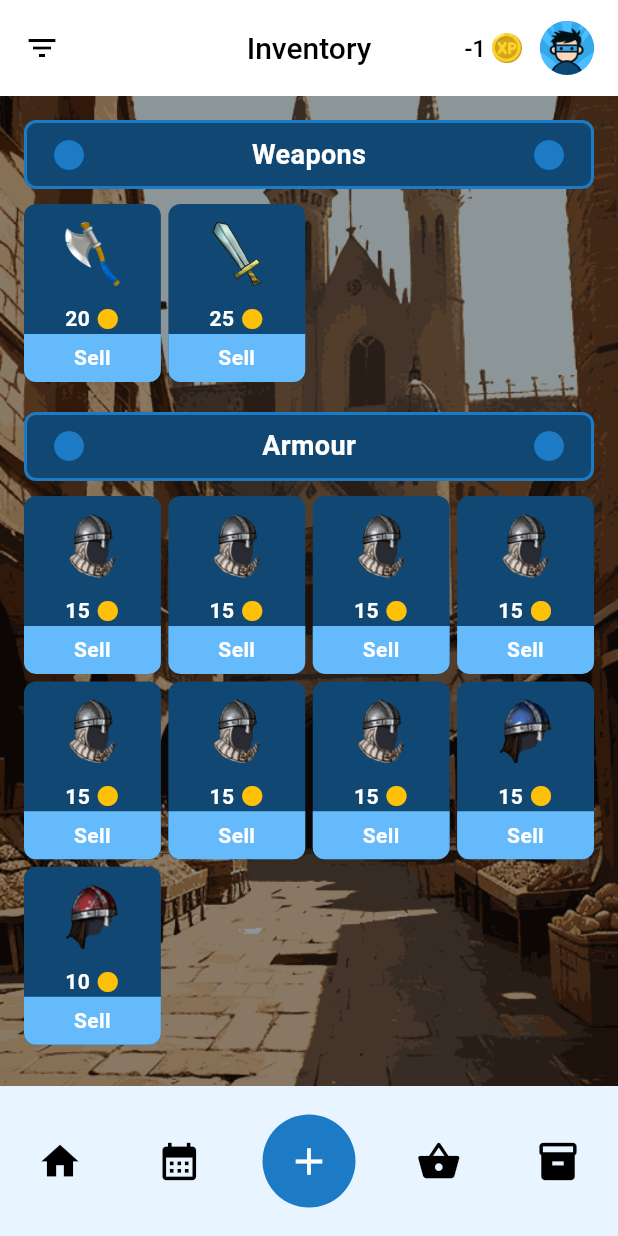
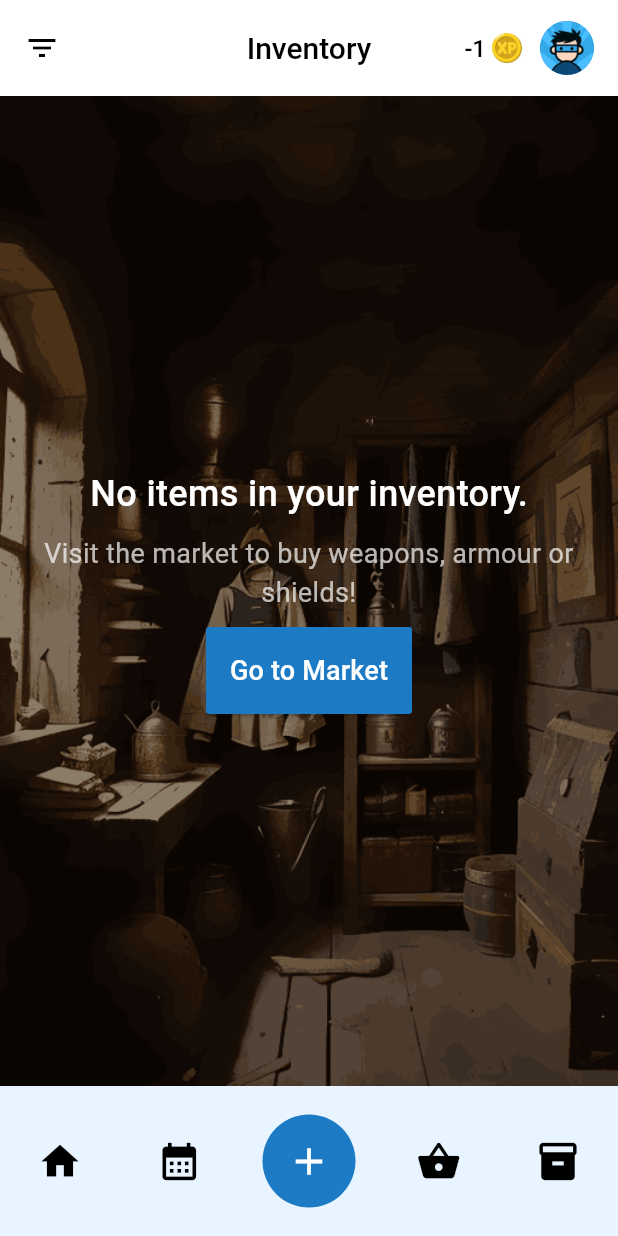
Before and after one commit to JosimCoussens/taskhero, a Flutter app: the screen it shows after launch, item 5 of the bottom bar chosen, on a phone screen of 412 x 824 dp. Run offline on Flutter 3.47's test engine with Material 3 defaults, Android fonts, the phone set to English and light mode, and no system bars; our stand-ins replace cloud_firestore, firebase_core, flutter_svg, syncfusion_flutter_datepicker; accounts and stored records are empty.

Commit message:
Replace category string with enum, update inventory and shop pages to use new structure, and enhance UI for empty inventory state.

```diff
--- a/lib/classes/item.dart
+++ b/lib/classes/item.dart
@@ -1,7 +1,11 @@
+// ignore_for_file: constant_identifier_names
+
+enum ItemCategory { Weapons, Armour, Shields }
+
 class Item {
   int id;
   String name;
-  String category;
+  ItemCategory category;
   String imagePath;
   bool isPurchased;
   int price;
@@ -15,8 +19,10 @@ class Item {
     this.isPurchased = false,
   });
 
-  // Method
   void togglePurchased() {
     isPurchased = !isPurchased;
   }
+
+  // Optional: Category to String
+  String get categoryName => category.name;
 }
--- a/lib/components/bottom_app_bar/components/styles.dart
+++ b/lib/components/bottom_app_bar/components/styles.dart
@@ -7,4 +7,9 @@ class Styles {
     backgroundColor: AppColors.primaryLight,
     shape: RoundedRectangleBorder(borderRadius: BorderRadius.circular(2)),
   );
+  final ButtonStyle goToPageButtonStyle = ElevatedButton.styleFrom(
+    padding: const EdgeInsets.all(16),
+    backgroundColor: AppColors.primaryLight,
+    shape: RoundedRectangleBorder(borderRadius: BorderRadius.circular(2)),
+  );
 }
--- a/lib/components/flutter_todo_widget.dart
+++ b/lib/components/flutter_todo_widget.dart
@@ -8,7 +8,7 @@ class TodoWidget extends StatelessWidget {
   final Todo todo;
   final VoidCallback? toggleCompletion;
 
-  const TodoWidget(this.todo, this.toggleCompletion);
+  const TodoWidget(this.todo, this.toggleCompletion, {super.key});
 
   @override
   Widget build(BuildContext context) {
@@ -66,7 +66,7 @@ class TodoWidget extends StatelessWidget {
                   Text(
                     _formatDate(todo.date),
                     style: TextStyle(
-                      color: Colors.white.withOpacity(0.7),
+                      color: Colors.white.withValues(alpha: 0.7),
                       fontSize: 14,
                     ),
                   ),
--- a/lib/constants.dart
+++ b/lib/constants.dart
@@ -1,5 +1,6 @@
 import 'package:flutter/material.dart';
 import 'package:taskhero/classes/category.dart';
+import 'package:taskhero/classes/item.dart';
 
 class AppColors {
   static const Color primaryLighter = Color(0xff64BAFB);
@@ -72,4 +73,46 @@ class AppParams {
       icon: const Icon(Icons.home_outlined),
     ),
   ];
+  static List<Item> allItems = [
+    Item(
+      id: 5,
+      name: 'Silver Sword',
+      category: ItemCategory.Weapons,
+      imagePath: 'assets/images/sword.png',
+      isPurchased: true,
+      price: 25,
+    ),
+    Item(
+      id: 1,
+      name: 'Axe',
+      category: ItemCategory.Weapons,
+      imagePath: 'assets/images/axe.png',
+      isPurchased: true,
+      price: 20,
+    ),
+    Item(
+      id: 1,
+      name: 'Bow',
+      category: ItemCategory.Weapons,
+      imagePath: 'assets/images/bow.png',
+      isPurchased: true,
+      price: 20,
+    ),
+    Item(
+      id: 2,
+      name: 'Helmet 1',
+      category: ItemCategory.Armour,
+      imagePath: 'assets/images/helmets/helmet_1.png',
+      isPurchased: true,
+      price: 15,
+    ),
+    Item(
+      id: 4,
+      name: 'Shield 1',
+      category: ItemCategory.Shields,
+      imagePath: 'assets/images/shields/shield_1.png',
+      isPurchased: true,
+      price: 15,
+    ),
+  ];
 }
--- a/lib/pages/inventory_page.dart
+++ b/lib/pages/inventory_page.dart
@@ -1,8 +1,10 @@
 import 'package:flutter/material.dart';
 import 'package:taskhero/classes/item.dart';
 import 'package:taskhero/components/bottom_app_bar/bottom_app_bar.dart';
+import 'package:taskhero/components/bottom_app_bar/components/styles.dart';
 import 'package:taskhero/components/header/header.dart';
 import 'package:taskhero/constants.dart';
+import 'package:taskhero/pages/shop_page.dart';
 
 class InventoryPage extends StatefulWidget {
   const InventoryPage({super.key});
@@ -18,104 +20,7 @@ class _InventoryPageState extends State<InventoryPage> {
   late double itemWidth;
 
   // Track which items are bought
-  List<Item> boughtItems = [
-    Item(
-      id: 1,
-      name: 'Axe',
-      category: 'Weapons',
-      imagePath: 'assets/images/axe.png',
-      isPurchased: true,
-      price: 20,
-    ),
-    Item(
-      id: 2,
-      name: 'Helmet 3',
-      category: 'Armour',
-      imagePath: 'assets/images/helmets/helmet_3.png',
-      isPurchased: true,
-      price: 15,
-    ),
-    Item(
-      id: 2,
-      name: 'Helmet 3',
-      category: 'Armour',
-      imagePath: 'assets/images/helmets/helmet_3.png',
-      isPurchased: true,
-      price: 15,
-    ),
-    Item(
-      id: 2,
-      name: 'Helmet 3',
-      category: 'Armour',
-      imagePath: 'assets/images/helmets/helmet_3.png',
-      isPurchased: true,
-      price: 15,
-    ),
-    Item(
-      id: 2,
-      name: 'Helmet 3',
-      category: 'Armour',
-      imagePath: 'assets/images/helmets/helmet_3.png',
-      isPurchased: true,
-      price: 15,
-    ),
-    Item(
-      id: 2,
-      name: 'Helmet 3',
-      category: 'Armour',
-      imagePath: 'assets/images/helmets/helmet_3.png',
-      isPurchased: true,
-      price: 15,
-    ),
-    Item(
-      id: 2,
-      name: 'Helmet 3',
-      category: 'Armour',
-      imagePath: 'assets/images/helmets/helmet_3.png',
-      isPurchased: true,
-      price: 15,
-    ),
-    Item(
-      id: 2,
-      name: 'Helmet 3',
-      category: 'Armour',
-      imagePath: 'assets/images/helmets/helmet_3.png',
-      isPurchased: true,
-      price: 15,
-    ),
-    Item(
-      id: 3,
-      name: 'Helmet 2',
-      category: 'Armour',
-      imagePath: 'assets/images/helmets/helmet_2.png',
-      isPurchased: true,
-      price: 15,
-    ),
-    Item(
-      id: 4,
-      name: 'Shield 1',
-      category: 'Shields',
-      imagePath: 'assets/images/shields/shield_1.png',
-      isPurchased: true,
-      price: 15,
-    ),
-    Item(
-      id: 5,
-      name: 'Silver Sword',
-      category: 'Weapons',
-      imagePath: 'assets/images/sword.png',
-      isPurchased: true,
-      price: 25,
-    ),
-    Item(
-      id: 6,
-      name: 'Helmet 1',
-      category: 'Armour',
-      imagePath: 'assets/images/helmets/helmet_1.png',
-      isPurchased: true,
-      price: 10,
-    ),
-  ];
+  List<Item> boughtItems = [];
 
   Map<String, List<Item>> categorizedItems = {};
   List<Widget> sectionWidgets = [];
@@ -125,7 +30,7 @@ class _InventoryPageState extends State<InventoryPage> {
     super.initState();
     // Organize items by category
     for (Item item in boughtItems) {
-      String category = item.category;
+      String category = item.category.name;
       if (!categorizedItems.containsKey(category)) {
         categorizedItems[category] = [];
       }
@@ -135,15 +40,12 @@ class _InventoryPageState extends State<InventoryPage> {
 
   @override
   Widget build(BuildContext context) {
-    // Calculate item width based on screen size
     double totalSpacing = spacing * (amountPerRow - 1);
     itemWidth =
         (MediaQuery.of(context).size.width -
             (AppParams.generalSpacing * 2) -
             totalSpacing) /
         amountPerRow;
-
-    // Build section widgets here instead of initState to ensure itemWidth is calculated
     sectionWidgets = [];
     for (var category in ['Weapons', 'Armour', 'Shields']) {
       if (categorizedItems.containsKey(category) &&
@@ -168,20 +70,61 @@ class _InventoryPageState extends State<InventoryPage> {
       padding: const EdgeInsets.all(AppParams.generalSpacing),
       decoration: BoxDecoration(
         image: DecorationImage(
-          image: AssetImage('assets/images/market.png'),
+          image: AssetImage('assets/images/armoury.png'),
           colorFilter: AppParams.backgroundImageColorFilter,
           fit: BoxFit.cover,
         ),
       ),
-      child: Column(
+      child:
+          boughtItems.isEmpty
+              ? _buildEmptyInventoryMessage()
+              : Column(
                 children: [
-          // Rest of the UI - Scrollable content
                   Expanded(
                     child: SingleChildScrollView(
                       child: Column(children: sectionWidgets),
                     ),
                   ),
                 ],
+              ),
+    );
+  }
+
+  Widget _buildEmptyInventoryMessage() {
+    return Expanded(
+      child: Center(
+        child: Column(
+          spacing: 10,
+          mainAxisAlignment: MainAxisAlignment.center,
+          children: [
+            const Text(
+              'No items in your inventory.',
+              style: TextStyle(
+                fontSize: 24,
+                color: Colors.white,
+                fontWeight: FontWeight.w500,
+              ),
+            ),
+            const Text(
+              'Visit the market to buy weapons, armour or shields!',
+              style: TextStyle(fontSize: 18, color: Colors.white70),
+              textAlign: TextAlign.center,
+            ),
+            ElevatedButton(
+              onPressed: () {
+                Navigator.push(
+                  context,
+                  MaterialPageRoute(builder: (context) => const ShopPage()),
+                );
+              },
+              style: Styles().goToPageButtonStyle,
+              child: const Text(
+                'Go to Market',
+                style: TextStyle(color: Colors.white, fontSize: 18),
+              ),
+            ),
+          ],
+        ),
       ),
     );
   }
--- a/lib/pages/shop_page.dart
+++ b/lib/pages/shop_page.dart
@@ -17,50 +17,6 @@ class _ShopPageState extends State<ShopPage> {
   final double spacing = 5;
   late double itemWidth;
 
-  // Track which items are bought
-  List<Item> allItems = [
-    Item(
-      id: 5,
-      name: 'Silver Sword',
-      category: 'Weapons',
-      imagePath: 'assets/images/sword.png',
-      isPurchased: true,
-      price: 25,
-    ),
-    Item(
-      id: 1,
-      name: 'Axe',
-      category: 'Weapons',
-      imagePath: 'assets/images/axe.png',
-      isPurchased: true,
-      price: 20,
-    ),
-    Item(
-      id: 1,
-      name: 'Bow',
-      category: 'Weapons',
-      imagePath: 'assets/images/bow.png',
-      isPurchased: true,
-      price: 20,
-    ),
-    Item(
-      id: 2,
-      name: 'Helmet 1',
-      category: 'Armour',
-      imagePath: 'assets/images/helmets/helmet_1.png',
-      isPurchased: true,
-      price: 15,
-    ),
-    Item(
-      id: 4,
-      name: 'Shield 1',
-      category: 'Shields',
-      imagePath: 'assets/images/shields/shield_1.png',
-      isPurchased: true,
-      price: 15,
-    ),
-  ];
-
   Map<String, List<Item>> categorizedItems = {};
   List<Widget> sectionWidgets = [];
 
@@ -68,8 +24,8 @@ class _ShopPageState extends State<ShopPage> {
   void initState() {
     super.initState();
     // Organize items by category
-    for (Item item in allItems) {
-      String category = item.category;
+    for (Item item in AppParams.allItems) {
+      String category = item.category.name;
       if (!categorizedItems.containsKey(category)) {
         categorizedItems[category] = [];
       }
```
Lines whose indentation alone changed are shown as unchanged.
